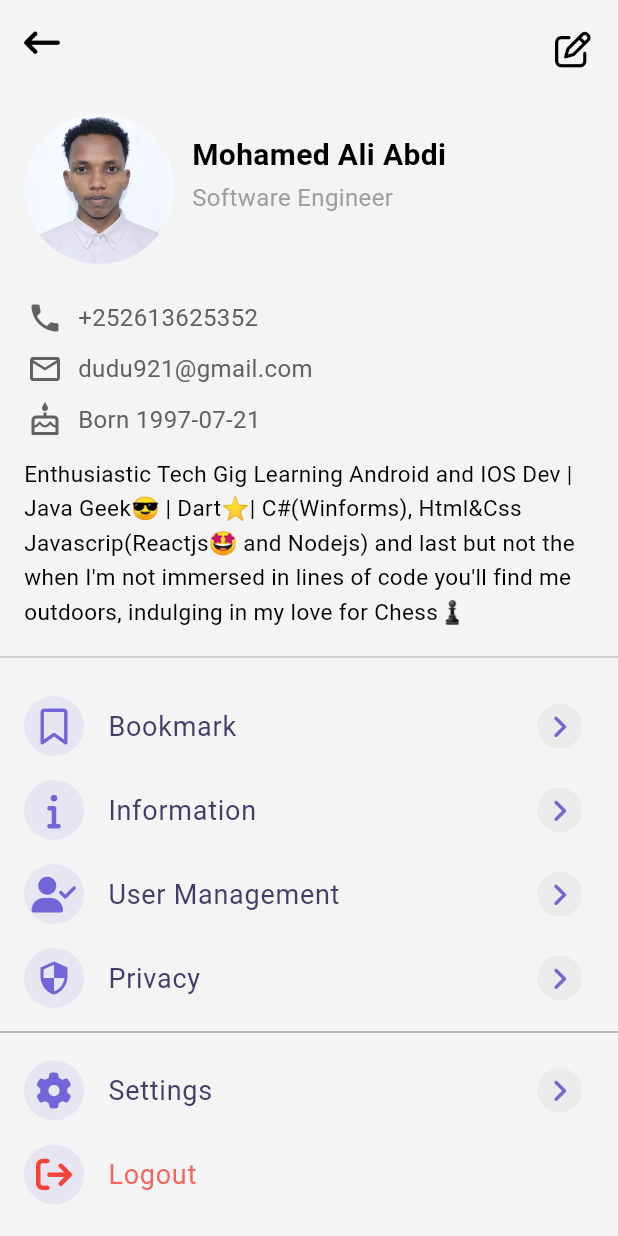
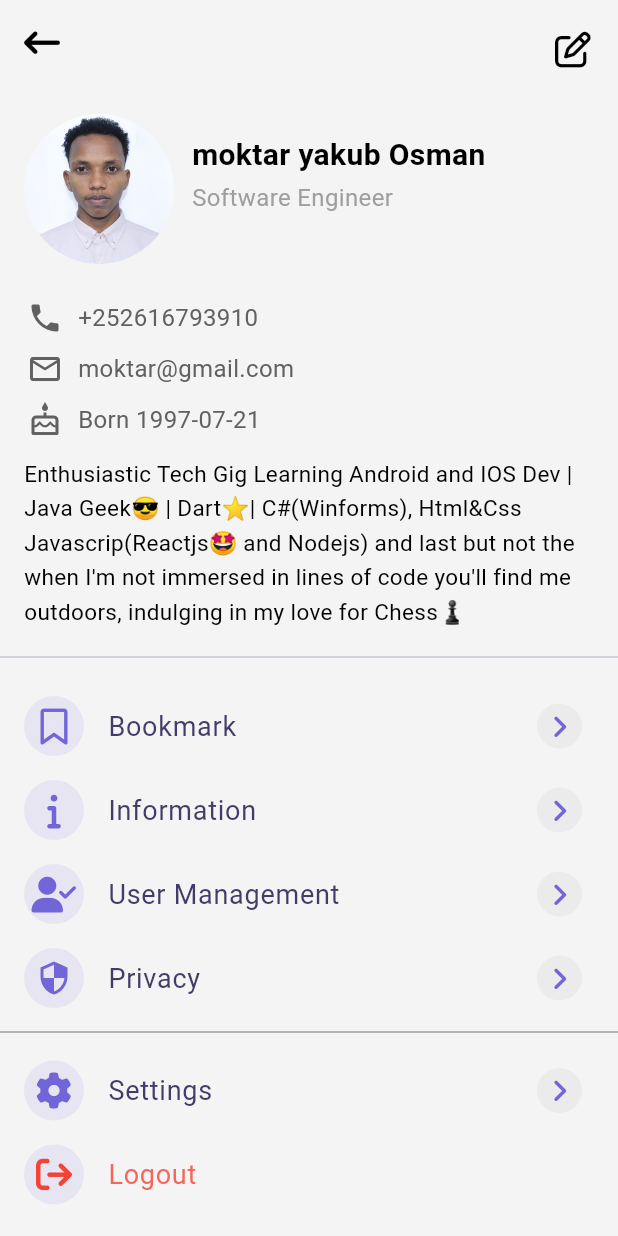
Before and after one commit to MusitafaJeilaniAbdulkadir/Job-Finder-App, a Flutter app: the UserProfile screen opened directly, on a phone screen of 412 x 824 dp. Run offline on Flutter 3.47's test engine with Material 3 defaults, Android fonts, the phone set to English and light mode, and no system bars; our stand-ins replace curved_navigation_bar, flutter_onboarding_slider, font_awesome_flutter, timeago; Roboto replaces fonts that are missing (Poppins-Bold, Roboto-Bold).

Commit message:
upadate user proflie data

```diff
--- a/job_portal/lib/data/user_profile_data.dart
+++ b/job_portal/lib/data/user_profile_data.dart
@@ -3,18 +3,18 @@ import 'package:job_portal/modals/Profile/profile_modal.dart';
 
 class UserProfileData {
   static Profile mohamed = Profile(
-    userName: "Mohamed Ali Abdi",
-    userEmail: "dudu921@gmail.com",
-    phone: "+252613625352",
+    userName: "moktar yakub Osman",
+    userEmail: "moktar@gmail.com",
+    phone: "+252616793910",
     DOB: DateTime(1997, 7, 21),
     professional: "Software Engineer",
     bio: getBioById(1),
     // imageUrl: "assets/mo_ali.jpeg"
   );
   static Profile abdirahman = Profile(
-    userName: "Abdirahman Haji ",
-    userEmail: "abdirah24@gmail.com",
-    phone: "613625352",
+    userName: "moktar yakub Osman ",
+    userEmail: "moktar@gmail.com",
+    phone: "616793910",
     DOB: DateTime(2002, 1, 21),
     professional: "Software Engineer",
     languages: ['Somali','English'],
```
